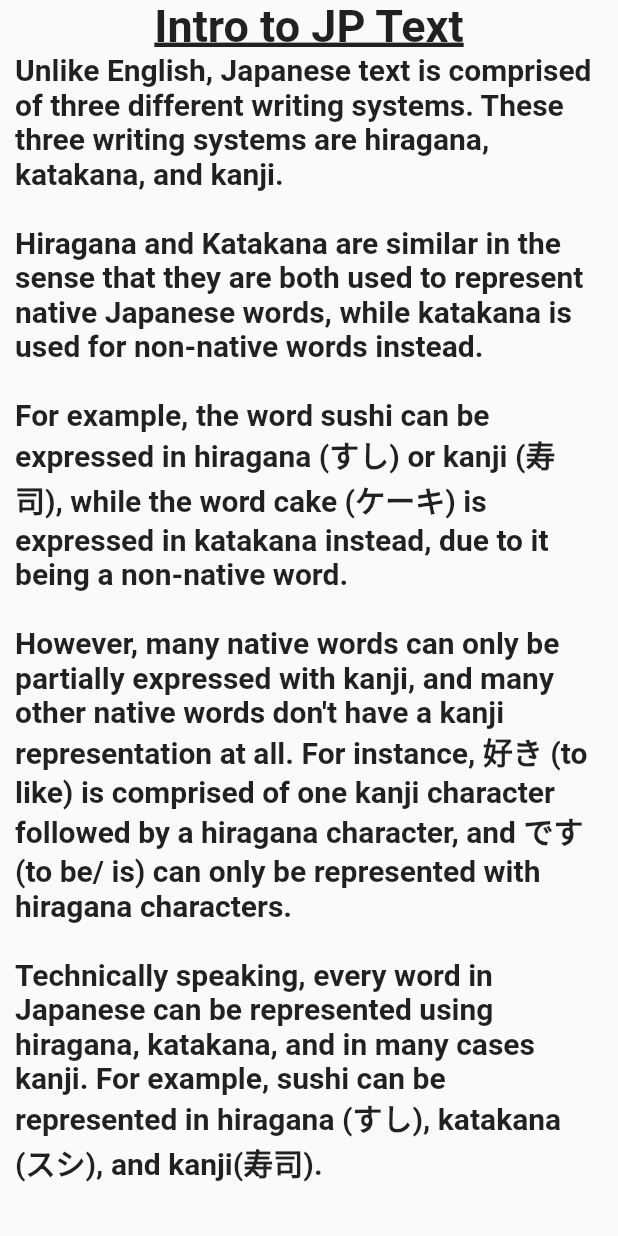
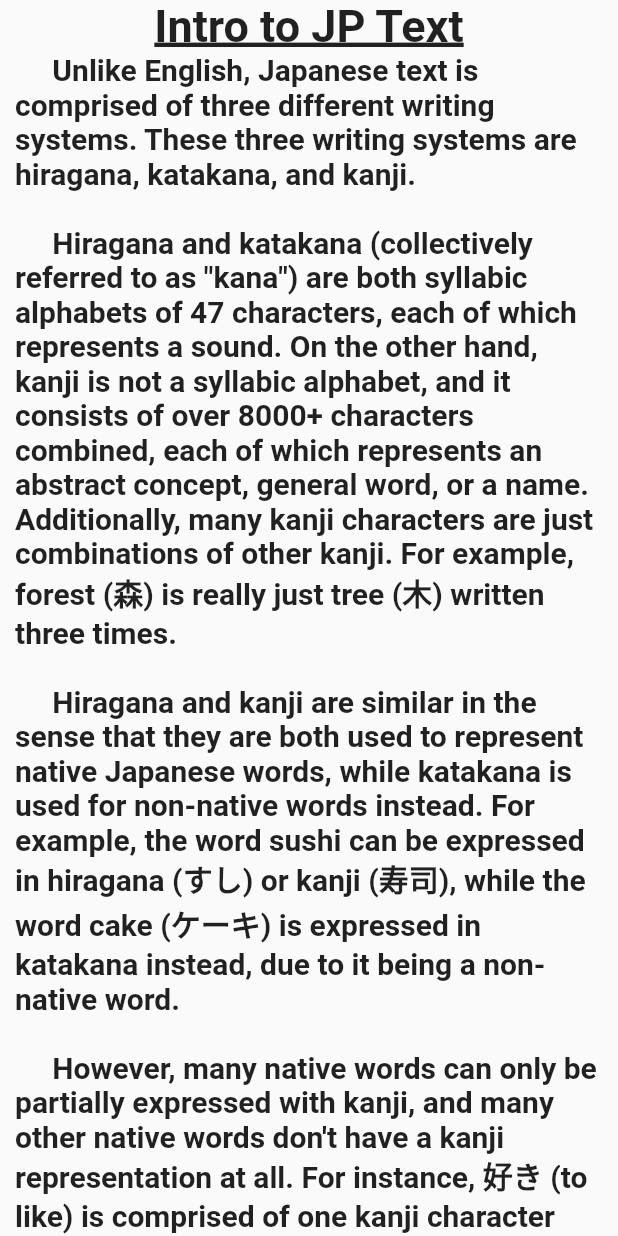
Before and after one commit to MitchellMaliglig/Mobile-App-Project-CS-4750-, a Flutter app: the LessonsPage screen opened directly, after a tap on "Intro to JP Text", on a phone screen of 412 x 824 dp. Run offline on Flutter 3.47's test engine with Material 2 defaults, Android fonts, the phone set to English and light mode, and no system bars; missing offline and left inert: kana_kit.

Commit message:
basic + advanced kana added

```diff
--- a/lib/Lessons_Page.dart
+++ b/lib/Lessons_Page.dart
@@ -1,4 +1,6 @@
 import 'package:flutter/material.dart';
+import 'package:mobile_app_project/lessons/AdvancedKana.dart';
+import 'package:mobile_app_project/lessons/BasicKana.dart';
 import 'package:mobile_app_project/lessons/jp_text_intro.dart';
 
 class LessonsPage extends StatefulWidget {
@@ -27,7 +29,26 @@ class _LessonsPageState extends State<LessonsPage> {
                     MaterialPageRoute(builder: (context) => JPTextIntro()),
                   );
                 },
-                child: Text('Intro to JP Text')),
+                child: Text('Intro to JP Text')
+            ),
+            OutlinedButton(
+                onPressed: (){
+                  Navigator.push(
+                    context,
+                    MaterialPageRoute(builder: (context) => BasicKana()),
+                  );
+                },
+                child: Text('Basic Kana')
+            ),
+            OutlinedButton(
+                onPressed: (){
+                  Navigator.push(
+                    context,
+                    MaterialPageRoute(builder: (context) => AdvancedKana()),
+                  );
+                },
+                child: Text('Advanced Kana')
+            ),
           ],
         ),
       ),
--- /dev/null
+++ b/lib/lessons/AdvancedKana.dart
@@ -0,0 +1,151 @@
+import 'package:flutter/material.dart';
+class AdvancedKana extends StatefulWidget {
+  const AdvancedKana({Key? key}) : super(key: key);
+
+  @override
+  _AdvancedKanaState createState() => _AdvancedKanaState();
+}
+
+class _AdvancedKanaState extends State<AdvancedKana> {
+  @override
+  Widget build(BuildContext context) {
+    return Scaffold(
+      body: Container(
+        margin: EdgeInsets.only(left: 10, right: 10),
+        child: ListView(
+          children: [
+            Center(
+              child: Text('Advanced Kana',
+                style: TextStyle(
+                  fontSize: 30,
+                  fontWeight: FontWeight.bold,
+                  decoration: TextDecoration.underline,
+                  decorationThickness: 2,
+                ),
+              ),
+            ),
+            Container(
+              margin: EdgeInsets.only(top: 5),
+              child: Align(
+                alignment: Alignment.topLeft,
+                child: Text('\"Tenten\" and \"Maru:\"',
+                  style: TextStyle(
+                    fontSize: 25,
+                    fontWeight: FontWeight.bold,
+                    decoration: TextDecoration.underline,
+                    decorationThickness: 1,
+                  ),
+                ),
+              ),
+            ),
+            Text('     A \"tenten\" (lit. dots) is a mark that you can put next to certain syllables '
+                'in order to change the sound, specifically ones that have a consonant followed by a '
+                'vowel (but not all). By marking the character with tenten (\"), you change the sound of '
+                'the consonant of the original character. This will be the case for all characters under '
+                'that consonant. Observe the following examples. Keep in mind that the same pattern will be '
+                'the case for all vowels, and not just \"a\".\n\n'
+                'k --> g: ka (が) --> ga (が)\n'
+                's --> z: sa (さ) --> za (ざ)\n'
+                't --> d: ta (た) --> da (だ)\n'
+                'h --> b: ha (は) --> ba (ば)\n\n'
+                '     The h- characters are unique in the sense that you can also write them with \"maru\" '
+                '(lit. circle). No other hiragana characters can be written with maru. An easy way to remember '
+                'this is to think of the circle mark as a pie, since attaching maru to an h- character gives it a '
+                'p- sound (p as in pie).\n\n'
+                'ha (は) --> pa (ぱ)\n'
+                'hi (ひ) --> pi (ぴ)\n'
+                'fu (ふ) --> pu (ぷ)\n'
+                'he (へ) --> pe (ぺ)\n'
+                'ho (ほ) --> po (ぽ)\n\n',
+              style: TextStyle(
+                fontSize: 20,
+                fontWeight: FontWeight.bold,
+              ),
+            ),
+            Align(
+              alignment: Alignment.topLeft,
+              child: Text('Combinations:',
+                style: TextStyle(
+                  fontSize: 25,
+                  fontWeight: FontWeight.bold,
+                  decoration: TextDecoration.underline,
+                  decorationThickness: 1,
+                ),
+              ),
+            ),
+            Text('     Combination characters may seem complicated at first glance, but they all follow a '
+                'consistent pattern. By attaching a small ya (や), yu (ゆ) or yo (よ) to the syllable, you '
+                'change the pronunciation of said syllable.\n\n'
+                'きゃ-きゅ-きょ --> kya - kyu- kyo\n\n'
+                '     The same sort of pattern applies to many other syllables.\n\n'
+                'しゃ-しゅ-しょ --> sha - shu - sho\n'
+                'ちゃ-ちゅ-ちょ --> cha - chu - cho\n'
+                'にゃ-にゅ-にょ --> nya - nyu - nyo\n\n'
+                '     Keep in mind that the y- character must be written small. By writing the y- character in '
+                'a larger size, it is no longer a combination character.\n\n'
+                'きや-きゆ-きよ --> kiya - kiyu - kiyo\n\n'
+                '     Note that more combination characters exist on top of the ones mentioned here. If you '
+                'can learn the pattern of them, then the rest should be straightforward.\n\n',
+              style: TextStyle(
+                fontSize: 20,
+                fontWeight: FontWeight.bold,
+              ),
+            ),
+            Align(
+              alignment: Alignment.topLeft,
+              child: Text('Small tsu (っ):',
+                style: TextStyle(
+                  fontSize: 25,
+                  fontWeight: FontWeight.bold,
+                  decoration: TextDecoration.underline,
+                  decorationThickness: 1,
+                ),
+              ),
+            ),
+            Text('     By adding a small っ (tsu) before the syllable, you turn the following character into a '
+                'double consonant. By making the character into a double consonant, you basically put two '
+                'consonants together, thus \"extending\" the sound of the consonant. This is easier to '
+                'explain with some examples:\n\n'
+                'moto (もと) --> motto (もっと)\n'
+                'ipun (いぷん) --> ippun (いっぷん)\n'
+                'gakou (がこう) --> gakkou (がっこう)\n\n'
+                '     Notice how by simply adding a small っ we change the consonant into a double consonant. '
+                'As you can see, the consonant that gets doubled is the consonant of the character that comes '
+                'right after the small っ. In the first example, we add an extra \"t\" to the word, since the '
+                'character after the small っ is to (と), and that character has the consonant \"t\".\n\n'
+                '     When you pronounce a word that uses small っ, you sort of pronounce the words like '
+                'there\'s some space in between. For example:\n\n'
+                'motto --> mot_to\n\n'
+                'Although the word itself technically contains no space in it, thinking of it this way will '
+                'help your pronunciation. You end the first part with a \"t\", and start the second part with '
+                'a \"t\". You sort of pronounce both consonants, separately, in order to say the word.\n\n'
+                '     One final note that you should keep in mind is that writing a larger つ instead of a '
+                'small っ will not create the effect that we just talked about, and thus a double consonant '
+                'will not be formed.\n\n'
+                'moto (もと) --> motsuto (もつと)\n'
+                'ipun (いぷん) --> itsupun (いつぷん)\n'
+                'gakou (がこう) --> gatsukou (がつこう)\n\n',
+              style: TextStyle(
+                fontSize: 20,
+                fontWeight: FontWeight.bold,
+              ),
+            ),
+            Container(
+              margin: EdgeInsets.only(top: 10, bottom: 10),
+              child: InteractiveViewer(
+                  child: Image.asset('assets/hiraganachart.png')),
+            ),
+            Text('     If you can master the hiragana chart shown above, plus everything else that we have talked '
+                'about, then you will have learned everything that there is to know about hiragana. Learning katakana '
+                'should be much easier now, given the fact that you now understand how hiragana works.\n',
+              style: TextStyle(
+                fontSize: 20,
+                fontWeight: FontWeight.bold,
+              ),
+            )
+          ],
+        ),
+      ),
+    );
+  }
+}
--- /dev/null
+++ b/lib/lessons/BasicKana.dart
@@ -0,0 +1,84 @@
+import 'package:flutter/material.dart';
+class BasicKana extends StatefulWidget {
+  const BasicKana({Key? key}) : super(key: key);
+
+  @override
+  _BasicKanaState createState() => _BasicKanaState();
+}
+
+class _BasicKanaState extends State<BasicKana> {
+  @override
+  Widget build(BuildContext context) {
+    return Scaffold(
+      body: Container(
+        margin: EdgeInsets.only(left: 10, right: 10),
+        child: ListView(
+          children: [
+            Center(
+              child: Text('Basic Kana',
+                style: TextStyle(
+                  fontSize: 30,
+                  fontWeight: FontWeight.bold,
+                  decoration: TextDecoration.underline,
+                  decorationThickness: 2,
+                ),
+              ),
+            ),
+            Align(
+              alignment: Alignment.topLeft,
+              child: Text(
+                '     Learning hiragana and katakana is the best first step to taken when it comes to '
+                    'learning how to read and write in Japanese. Once you accomplish that, you will '
+                    'be able to represent any word in Japanese, and all you will have to worry about '
+                    'next is kanji (which we will skip for now).\n\n'
+                    '     Hiragana and katakana are practically the same in terms of structure, so if you '
+                    'learn one, then learning the other will be much easier. For simplicity\'s sake, we will '
+                    'only focus on hiragana for now, primarily due to its larger presence in Japanese '
+                    'writing compared to katakana.\n\n'
+                    '     Let\'s start by first learning the vowels:\n'
+                    'あ - a: Soft A sound, \"a\" in \"father.\"\n'
+                    'い - i: Long E sound, \"ee\" in \"meet.\"\n'
+                    'う - u: Double O sound, \"oo\" in \"boot.\"\n'
+                    'え - e: Short E sound, \"e\" in \"met.\"\n'
+                    'お - o: Long O sound, \"o\" , \"boat.\"\n\n'
+                    '     Additional characters can be created by attaching a consonant to the vowel (such '
+                    'as k). Something to note is that the vowels will still retain their original sound when '
+                    'paired with a consonant.\n\n'
+                    'か - ka: \"ca\" in \"cause\"\n'
+                    'き - ki: \"key\"\n'
+                    'く - ku: \"coo\"\n'
+                    'け - ke: \"ke\" in \"ketchup\"\n'
+                    'こ - ko: \"co\" in \"coat\"\n\n'
+                    '     The same sort of pattern can be applied to other consonants used in the alphabet. '
+                    'Take a look at the following chart:',
+                style: TextStyle(
+                  fontSize: 20,
+                  fontWeight: FontWeight.bold,
+                ),
+              ),
+            ),
+            Container(
+              margin: EdgeInsets.only(top: 10, bottom: 10),
+              child: InteractiveViewer(
+                  child: Image.asset('assets/basichiraganachart.png')),
+            ),
+            Align(
+              alignment: Alignment.topLeft,
+              child: Text('     A few things to note here:\n\n'
+                  '- Y and W have only 3 and 3 character combinations, respectively.\n'
+                  '- N can be followed by a vowel or remain by itself.\n'
+                  '- Some characters have a reading that may be different from what you expect ('
+                  'し,ち,つ & ふ are read as shi, chi, tsu & fu, respectively).\n\n'
+                  '     Once you have this chart down, then you will have mastered basic hiragana.\n',
+                style: TextStyle(
+                  fontSize: 20,
+                  fontWeight: FontWeight.bold,
+                ),
+              ),
+            )
+          ],
+        ),
+      ),
+    );
+  }
+}
--- a/lib/lessons/jp_text_intro.dart
+++ b/lib/lessons/jp_text_intro.dart
@@ -11,8 +11,7 @@ class _JPTextIntroState extends State<JPTextIntro> {
   @override
   Widget build(BuildContext context) {
     return Scaffold(
-      body: Center(
-        child: ListView(
+      body: ListView(
         children: [
           Center(
             child: Text('Intro to JP Text',
@@ -29,19 +28,26 @@ class _JPTextIntroState extends State<JPTextIntro> {
             child: Align(
               alignment: Alignment.topLeft,
               child: Text(
-                  'Unlike English, Japanese text is comprised of three different writing systems. '
+                '     Unlike English, Japanese text is comprised of three different writing systems. '
                     'These three writing systems are hiragana, katakana, and kanji.\n\n'
-                      'Hiragana and Katakana are similar in the sense that they are both used to represent '
-                      'native Japanese words, while katakana is used for non-native words instead.\n\n'
+                    '     Hiragana and katakana (collectively referred to as \"kana\") are both syllabic alphabets of 47 '
+                    'characters, each of which represents a sound. On the other hand, kanji is not a syllabic alphabet, '
+                    'and it consists of over 8000+ characters combined, each of which represents an abstract concept, '
+                    'general word, or a name. Additionally, many kanji characters are just combinations of other kanji. '
+                    'For example, forest (森) is really just tree (木) written three times.\n\n'
+                    '     Hiragana and kanji are similar in the sense that they are both used to represent '
+                    'native Japanese words, while katakana is used for non-native words instead. '
                     'For example, the word sushi can be expressed in hiragana (すし) or kanji (寿司), while the '
                     'word cake (ケーキ) is expressed in katakana instead, due to it being a non-native word.\n\n'
-                      'However, many native words can only be partially expressed with kanji, and many other native words '
+                    '     However, many native words can only be partially expressed with kanji, and many other native words '
                     'don\'t have a kanji representation at all. For instance, 好き (to like) is comprised of '
                     'one kanji character followed by a hiragana character, and です (to be/ is) can only be '
                     'represented with hiragana characters.\n\n'
-                      'Technically speaking, every word in Japanese can be represented using hiragana, katakana, and '
-                      'in many cases kanji. For example, sushi can be represented in hiragana (すし), katakana (スシ), and kanji'
-                      '(寿司).',
+                    '     Something to keep in mind when it comes to kanji is that the same character can have many different '
+                    'readings depending on the context, and different kanji characters can have the same reading but '
+                    'different meanings. For example, the kanji for tree (木) can be read as \"ki\", \"ko\", \"boku\", '
+                    'and \"moku\", depending on the context. Similarly, the kanji character 気 can also be read as \"ki\", '
+                    'but also has an entirely different meaning (spirit, mind, heart).\n',
               style: TextStyle(
                 fontSize: 20,
                 fontWeight: FontWeight.bold,
@@ -51,7 +57,6 @@ class _JPTextIntroState extends State<JPTextIntro> {
           ),
         ],
       ),
-      ),
     );
   }
 }
--- a/lib/references/hira_chart.dart
+++ b/lib/references/hira_chart.dart
@@ -28,7 +28,9 @@ class _HiraganaChartState extends State<HiraganaChart> {
               Expanded(
                   flex: 90,
                   child: InteractiveViewer(
-                      child: Image.asset('assets/hiraganachart.png')))
+                      child: Image.asset('assets/hiraganachart.png')
+                  ),
+              ),
             ],
           ),
         ),
--- a/pubspec.yaml
+++ b/pubspec.yaml
@@ -56,6 +56,7 @@ flutter:
   assets:
     - assets/hiraganachart.png
     - assets/katakanachart.png
+    - assets/basichiraganachart.png
   #   - images/a_dot_burr.jpeg
   #   - images/a_dot_ham.jpeg
 
```
Also changed, not shown: assets/basichiraganachart.png (added). Lines whose indentation alone changed are shown as unchanged.
